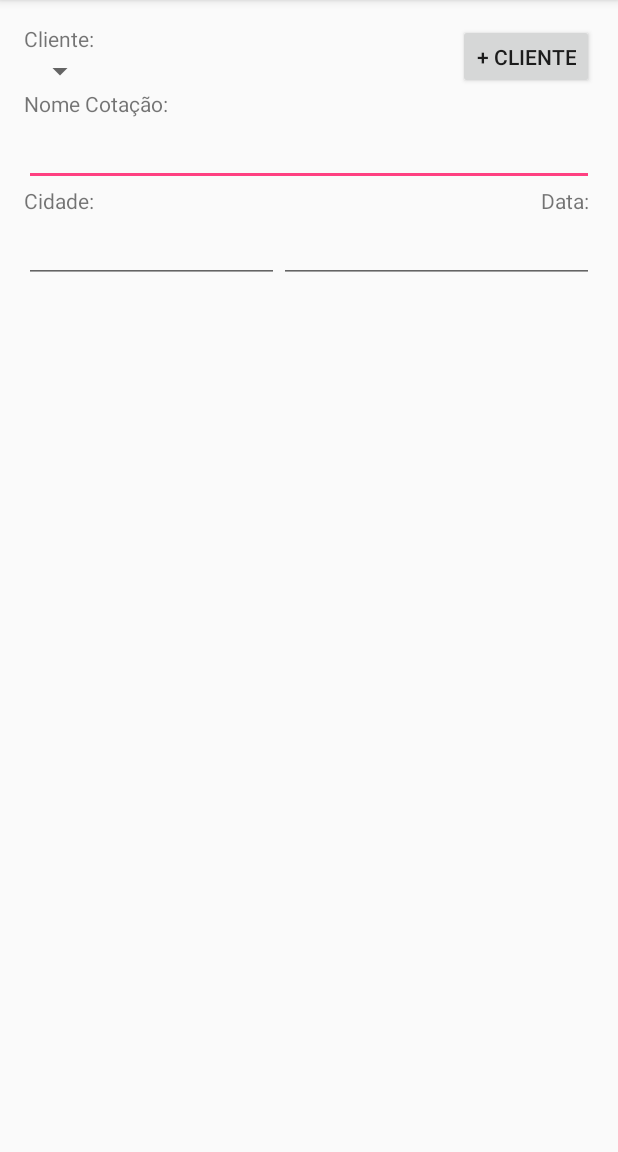
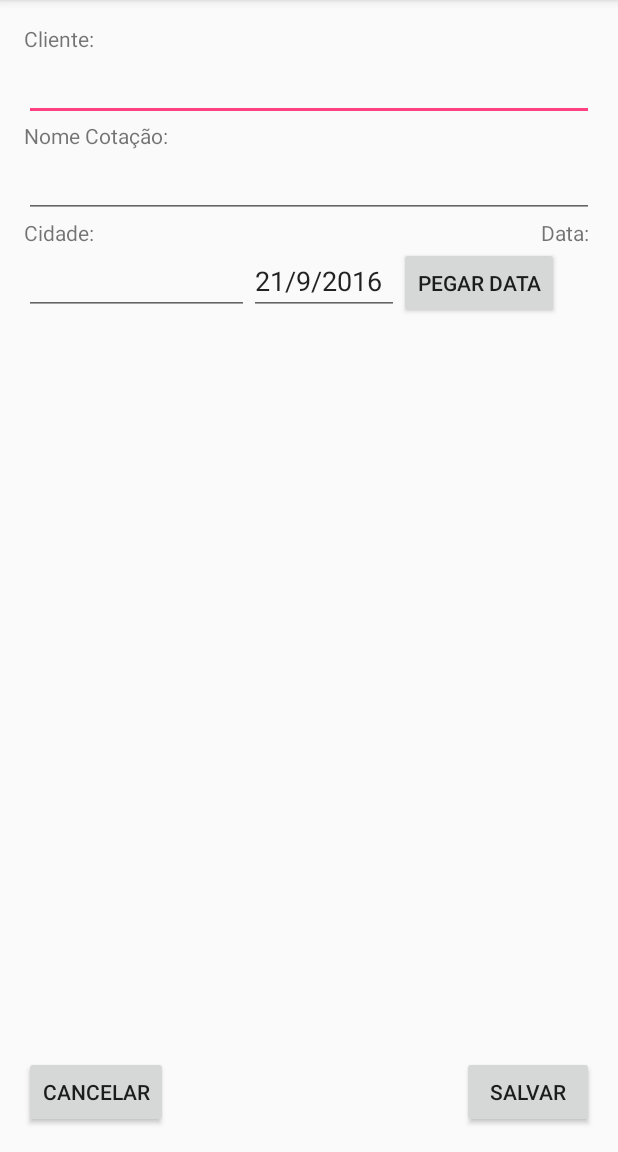
Before and after one commit to lucasaraujoo/StoreCheck, an Android app: the Cotar screen opened directly, with no data from a screen before it, on a phone screen of 412 x 824 dp, the part 84-1236 px from its top. Run offline under Robolectric (Android 15) with nearby library versions, the phone set to English and light mode, and no system bars.

Commit message:
Mudei um monte  de coisa

```diff
--- a/app/build.gradle
+++ b/app/build.gradle
@@ -24,4 +24,5 @@ dependencies {
     testCompile 'junit:junit:4.12'
     compile 'com.android.support:appcompat-v7:24.2.0'
     compile 'com.android.support:design:24.2.0'
+    compile 'com.sa90.materialarcmenu:library:1.4'
 }
--- a/app/src/main/res/layout/activity_colocar_precos.xml
+++ b/app/src/main/res/layout/activity_colocar_precos.xml
@@ -40,7 +40,7 @@
         />
     <ListView
         android:layout_width="match_parent"
-        android:layout_height="match_parent"
+        android:layout_height="365dp"
         android:id="@+id/ListaProdutosPrecos"
         android:layout_below="@+id/textView">
     </ListView>
--- a/app/src/main/res/layout/activity_cotar.xml
+++ b/app/src/main/res/layout/activity_cotar.xml
@@ -16,31 +16,19 @@
         android:text="Cliente: "
         android:id="@+id/textViewcCli"/>
 
-    <Spinner
-        android:layout_width="wrap_content"
+    <EditText
+        android:layout_width="match_parent"
         android:layout_height="wrap_content"
-        android:id="@+id/spinnerClientes"
+        android:id="@+id/edCliente"
         android:layout_below="@+id/textViewcCli"
-        android:layout_alignParentLeft="true"
-        android:layout_alignParentStart="true" />
-
-    <Button
-        style="?android:attr/buttonStyleSmall"
-        android:layout_width="wrap_content"
-        android:layout_height="wrap_content"
-        android:text="+ Cliente"
-        android:id="@+id/button"
-        android:layout_alignParentRight="true"
-        android:layout_alignParentEnd="true"
-        android:layout_above="@+id/textView2"
-        android:layout_alignRight="@+id/spinnerClientes" />
+        />
 
     <TextView
         android:layout_width="match_parent"
         android:layout_height="wrap_content"
         android:text="Nome Cotação: "
         android:id="@+id/textView2"
-        android:layout_below="@+id/spinnerClientes" />
+        android:layout_below="@+id/edCliente" />
     <EditText
         android:id="@+id/etNomeCotacao"
         android:layout_width="match_parent"
@@ -53,7 +41,7 @@
         android:layout_below="@+id/etNomeCotacao"
         android:id="@+id/textView3"/>
     <EditText
-        android:layout_width="170dp"
+        android:layout_width="150dp"
         android:layout_height="wrap_content"
         android:id="@+id/etCidade"
         android:layout_below="@+id/textView3"/>
@@ -68,21 +56,35 @@
         android:id="@+id/textView4"/>
     <EditText
         android:id="@+id/etData"
-        android:layout_width="match_parent"
+        android:layout_width="100dp"
         android:layout_height="wrap_content"
+        android:text="21/9/2016"
         android:layout_toRightOf="@+id/etCidade"
         android:layout_below="@+id/textView3"/>
+   <Button
+       android:layout_width="wrap_content"
+       android:layout_height="wrap_content"
+       android:layout_toRightOf="@+id/etData"
+       android:id="@+id/btnPegarData"
+       android:layout_below="@+id/textView4"
+       android:text="Pegar Data"/>
+    <Button
+        android:layout_width="wrap_content"
+        android:layout_height="wrap_content"
+        android:id="@+id/btnCancelar"
+        android:layout_alignParentLeft="true"
+        android:layout_alignParentBottom="true"
+        android:text="Cancelar"
+        />
+    <Button
+        android:layout_width="wrap_content"
+        android:layout_height="wrap_content"
+        android:id="@+id/btnSalvar"
+        android:layout_alignParentRight="true"
+        android:layout_alignParentBottom="true"
+        android:text="Salvar"
+        />
 
-    <LinearLayout
-        android:layout_width="match_parent"
-        android:layout_height="wrap_content"
-        android:layout_below="@+id/etData">
-     <ListView
-         android:id="@+id/ListaProdutos"
-         android:layout_width="wrap_content"
-         android:layout_height="wrap_content"></ListView>
-
-    </LinearLayout>
 
 
 </RelativeLayout>
--- a/app/src/main/res/values/strings.xml
+++ b/app/src/main/res/values/strings.xml
@@ -1,4 +1,4 @@
 <resources>
     <string name="app_name">Store chek MOBILE</string>
-    <string name="action_settings">Settings</string>
+    <string name="action_settings">Ajuda</string>
 </resources>
--- a/build.gradle
+++ b/build.gradle
@@ -5,10 +5,11 @@ buildscript {
         jcenter()
     }
     dependencies {
-        classpath 'com.android.tools.build:gradle:2.1.2'
+        classpath 'com.android.tools.build:gradle:2.2.0'
 
         // NOTE: Do not place your application dependencies here; they belong
         // in the individual module build.gradle files
+
     }
 }
 
```
Also changed, not shown: app/src/main/java/badgears/storecheck/Controladores/ControladorCotacao.java (+50 -2 lines), app/src/main/java/badgears/storecheck/MainActivity.java (+14 -2 lines), app/src/main/res/layout/activity_main.xml (+33 -4 lines), app/src/main/res/layout/content_main.xml (+4 -9 lines), app/src/main/ic_logo-web.png (added), app/src/main/res/mipmap-hdpi/ic_logo.png (added), app/src/main/res/mipmap-mdpi/ic_logo.png (added), app/src/main/res/mipmap-xhdpi/ic_logo.png (added), app/src/main/res/mipmap-xxhdpi/ic_logo.png (added), app/src/main/res/mipmap-xxxhdpi/ic_logo.png (added), gradle/wrapper/gradle-wrapper.properties.
